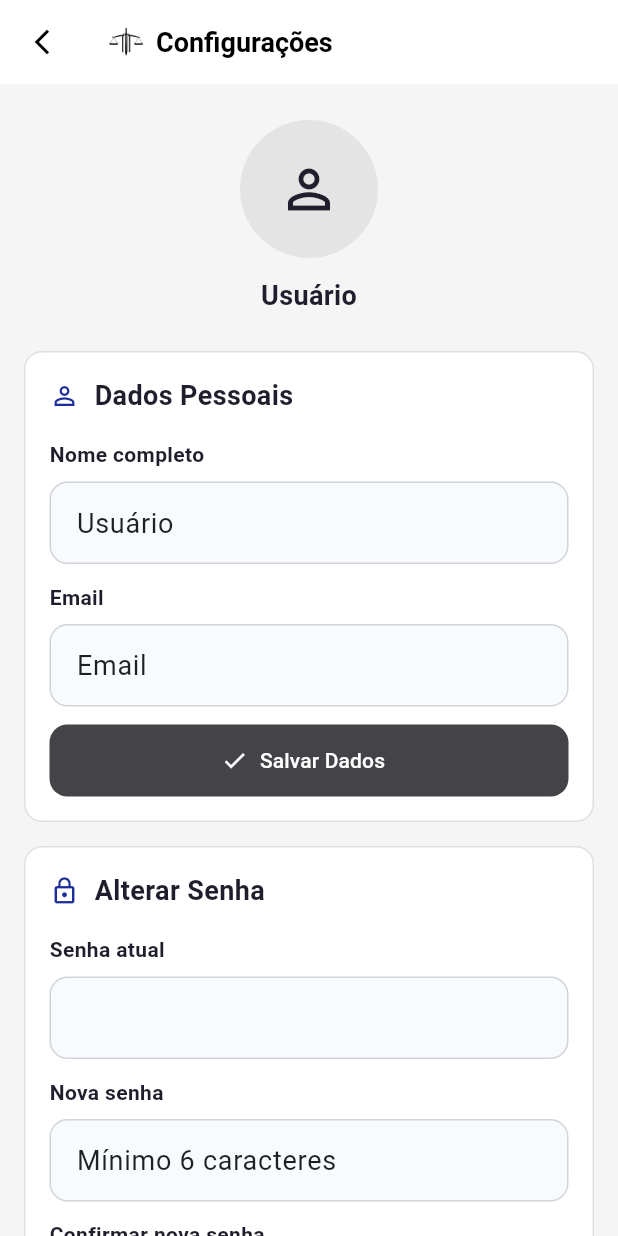
After one commit to Equipe-Skyfall/themis-app, a Flutter app: the screen it shows after launch, after a tap on "Cadastrar", after a tap on "Criar conta", after a tap on the "settings" icon, on a phone screen of 412 x 824 dp. The commit adds this screen. Run offline on Flutter 3.47's test engine with Material 3 defaults, Android fonts, the phone set to English and light mode, and no system bars.

Commit message:
Feat: Criacao da tela de configuracao do usuario, atualmente dados estaticos

```diff
--- a/themis_app/lib/components/themis/dashboard_screen.dart
+++ b/themis_app/lib/components/themis/dashboard_screen.dart
@@ -7,12 +7,14 @@ class DashboardScreen extends StatelessWidget {
   final VoidCallback onNewAnalysis;
   final String? userName;
   final VoidCallback? onLogout;
+  final VoidCallback? onOpenSettings;
 
   const DashboardScreen({
     Key? key,
     required this.onNewAnalysis,
     this.userName,
     this.onLogout,
+    this.onOpenSettings,
   }) : super(key: key);
 
   @override
@@ -21,7 +23,7 @@ class DashboardScreen extends StatelessWidget {
 
     return Scaffold(
       backgroundColor: Colors.grey[50],
-      appBar: CustomAppBar(),
+      appBar: CustomAppBar(onSettings: onOpenSettings),
       body: SingleChildScrollView(
         padding: const EdgeInsets.all(16),
         child: Column(
--- /dev/null
+++ b/themis_app/lib/components/themis/settings_screen.dart
@@ -0,0 +1,304 @@
+import 'package:flutter/material.dart';
+import '../ui/app_bar.dart';
+
+class SettingsScreen extends StatelessWidget {
+  final VoidCallback onBack;
+
+  const SettingsScreen({Key? key, required this.onBack}) : super(key: key);
+
+  @override
+  Widget build(BuildContext context) {
+    return Scaffold(
+      backgroundColor: Colors.grey[100],
+      appBar: CustomAppBar(
+        title: 'Configurações',
+        onBack: onBack,
+        showSettings: false,
+      ),
+      body: SingleChildScrollView(
+        padding: const EdgeInsets.all(16),
+        child: Column(
+          children: [
+            const SizedBox(height: 8),
+            Center(
+              child: Column(
+                children: [
+                  Container(
+                    width: 92,
+                    height: 92,
+                    decoration: BoxDecoration(
+                      color: const Color(0xFF1E1E2C).withOpacity(0.08),
+                      shape: BoxShape.circle,
+                    ),
+                    child: const Icon(
+                      Icons.person_outline,
+                      color: Color(0xFF1E1E2C),
+                      size: 42,
+                    ),
+                  ),
+                  const SizedBox(height: 12),
+                  const Text(
+                    'Usuário',
+                    style: TextStyle(
+                      fontSize: 18,
+                      fontWeight: FontWeight.w700,
+                      color: Color(0xFF1E1E2C),
+                    ),
+                  ),
+                ],
+              ),
+            ),
+            const SizedBox(height: 24),
+            _SectionCard(
+              icon: Icons.person_outline,
+              title: 'Dados Pessoais',
+              child: Column(
+                crossAxisAlignment: CrossAxisAlignment.start,
+                children: [
+                  const Text(
+                    'Nome completo',
+                    style: TextStyle(
+                      fontWeight: FontWeight.w600,
+                      fontSize: 14,
+                      color: Color(0xFF1E1E2C),
+                    ),
+                  ),
+                  const SizedBox(height: 8),
+                  const _EditableField(hintText: 'Usuário'),
+                  const SizedBox(height: 12),
+
+                  const Text('Email', style: TextStyle(fontWeight: FontWeight.w600, fontSize: 14, color: Color(0xFF1E1E2C))),
+                  const SizedBox(height: 8),
+                  const _EditableField(hintText: 'Email'),
+                  const SizedBox(height: 12),
+                  SizedBox(
+                    width: double.infinity,
+                    child: ElevatedButton.icon(
+                      onPressed: () {},
+                      icon: const Icon(Icons.check, size: 18),
+                      label: const Text('Salvar Dados'),
+                      style: ElevatedButton.styleFrom(
+                        elevation: 0,
+                        backgroundColor: const Color.fromARGB(255, 20, 20, 26).withOpacity(0.8),
+                        foregroundColor: Colors.white,
+                        minimumSize: const Size(double.infinity, 48),
+                        shape: RoundedRectangleBorder(
+                          borderRadius: BorderRadius.circular(12),
+                        ),
+                      ),
+                    ),
+                  ),
+                ],
+              ),
+            ),
+            const SizedBox(height: 16),
+            _SectionCard(
+              icon: Icons.lock_outline,
+              title: 'Alterar Senha',
+              child: Column(
+                crossAxisAlignment: CrossAxisAlignment.start,
+                children: [
+                  const Text(
+                    'Senha atual',
+                    style: TextStyle(
+                      fontWeight: FontWeight.w600,
+                      fontSize: 14,
+                      color: Color(0xFF1E1E2C),
+                    ),
+                  ),
+                  const SizedBox(height: 8),
+                  const _EditableField(hintText: '', obscureText: true),
+                  const SizedBox(height: 12),
+                  const Text(
+                    'Nova senha',
+                    style: TextStyle(
+                      fontWeight: FontWeight.w600,
+                      fontSize: 14,
+                      color: Color(0xFF1E1E2C),
+                    ),
+                  ),
+                  const SizedBox(height: 8),
+                  const _EditableField(
+                    hintText: 'Mínimo 6 caracteres',
+                    obscureText: true,
+                  ),
+                  const SizedBox(height: 12),
+                  const Text(
+                    'Confirmar nova senha',
+                    style: TextStyle(
+                      fontWeight: FontWeight.w600,
+                      fontSize: 14,
+                      color: Color(0xFF1E1E2C),
+                    ),
+                  ),
+                  const SizedBox(height: 8),
+                  const _EditableField(hintText: '•••••••', obscureText: true),
+                  const SizedBox(height: 12),
+                  SizedBox(
+                    width: double.infinity,
+                    child: ElevatedButton.icon(
+                      onPressed: () {},
+                      icon: const Icon(Icons.check, size: 18),
+                      label: const Text('Atualizar Senha'),
+                      style: ElevatedButton.styleFrom(
+                        elevation: 0,
+                        backgroundColor: const Color.fromARGB(255, 26, 26, 32).withOpacity(0.8),
+                        foregroundColor: Colors.white,
+                        minimumSize: const Size(double.infinity, 48),
+                        shape: RoundedRectangleBorder(
+                          borderRadius: BorderRadius.circular(12),
+                        ),
+                      ),
+                    ),
+                  ),
+                ],
+              ),
+            ),
+            const SizedBox(height: 16),
+            Container(
+              width: double.infinity,
+              padding: const EdgeInsets.all(16),
+              decoration: BoxDecoration(
+                color: Colors.white,
+                borderRadius: BorderRadius.circular(12),
+                border: Border.all(color: const Color(0xFFF2B8B5)),
+              ),
+              child: Column(
+                crossAxisAlignment: CrossAxisAlignment.start,
+                children: [
+                  const Row(
+                    children: [
+                      Icon(Icons.delete_outline, color: Color(0xFFD94841), size: 20),
+                      SizedBox(width: 8),
+                      Text(
+                        'Zona de Perigo',
+                        style: TextStyle(
+                          fontSize: 20,
+                          fontWeight: FontWeight.w700,
+                          color: Color(0xFFD94841),
+                        ),
+                      ),
+                    ],
+                  ),
+                  const SizedBox(height: 16),
+                  const Text(
+                    'Ao excluir sua conta, todos os seus dados serão permanentemente removidos. Esta ação não pode ser desfeita.',
+                    style: TextStyle(
+                      color: Color(0xFF64748B),
+                      fontSize: 18,
+                      height: 1.35,
+                    ),
+                  ),
+                  const SizedBox(height: 16),
+                  SizedBox(
+                    width: double.infinity,
+                    child: OutlinedButton(
+                      onPressed: () {},
+                      style: OutlinedButton.styleFrom(
+                        minimumSize: const Size(double.infinity, 56),
+                        side: const BorderSide(color: Color(0xFFF2B8B5)),
+                        shape: RoundedRectangleBorder(
+                          borderRadius: BorderRadius.circular(12),
+                        ),
+                      ),
+                      child: const Text(
+                        'Excluir Minha Conta',
+                        style: TextStyle(
+                          color: Color(0xFFD94841),
+                          fontSize: 18,
+                          fontWeight: FontWeight.w700,
+                        ),
+                      ),
+                    ),
+                  ),
+                ],
+              ),
+            ),
+          ],
+        ),
+      ),
+    );
+  }
+}
+
+class _SectionCard extends StatelessWidget {
+  final IconData icon;
+  final String title;
+  final Widget child;
+
+  const _SectionCard({
+    required this.icon,
+    required this.title,
+    required this.child,
+  });
+
+  @override
+  Widget build(BuildContext context) {
+    return Container(
+      width: double.infinity,
+      padding: const EdgeInsets.all(16),
+      decoration: BoxDecoration(
+        color: Colors.white,
+        borderRadius: BorderRadius.circular(12),
+        border: Border.all(color: Colors.grey[300]!),
+      ),
+      child: Column(
+        crossAxisAlignment: CrossAxisAlignment.start,
+        children: [
+          Row(
+            children: [
+              Icon(icon, color: const Color(0xFF1E2D9C), size: 20),
+              const SizedBox(width: 10),
+              Text(
+                title,
+                style: const TextStyle(
+                  fontWeight: FontWeight.w700,
+                  fontSize: 18,
+                  color: Color(0xFF1E1E2C),
+                ),
+              ),
+            ],
+          ),
+          const SizedBox(height: 16),
+          child,
+        ],
+      ),
+    );
+  }
+}
+
+class _EditableField extends StatelessWidget {
+  final String hintText;
+  final bool obscureText;
+
+  const _EditableField({required this.hintText, this.obscureText = false});
+
+  @override
+  Widget build(BuildContext context) {
+    return TextField(
+      obscureText: obscureText,
+      decoration: InputDecoration(
+        hintText: hintText,
+        hintStyle: const TextStyle(
+          fontSize: 18,
+          color: Color.fromARGB(255, 30, 33, 36),
+        ),
+        filled: true,
+        fillColor: const Color(0xFFF8FAFC),
+        contentPadding: const EdgeInsets.symmetric(horizontal: 14, vertical: 14),
+        border: OutlineInputBorder(
+          borderRadius: BorderRadius.circular(12),
+          borderSide: const BorderSide(color: Color(0xFFD1D5DB)),
+        ),
+        enabledBorder: OutlineInputBorder(
+          borderRadius: BorderRadius.circular(12),
+          borderSide: const BorderSide(color: Color(0xFFD1D5DB)),
+        ),
+        focusedBorder: OutlineInputBorder(
+          borderRadius: BorderRadius.circular(12),
+          borderSide: const BorderSide(color: Color(0xFF1E2D9C), width: 1.4),
+        ),
+      ),
+    );
+  }
+}
--- a/themis_app/lib/components/ui/app_bar.dart
+++ b/themis_app/lib/components/ui/app_bar.dart
@@ -4,8 +4,16 @@ import 'package:flutter/material.dart';
 class CustomAppBar extends StatelessWidget implements PreferredSizeWidget {
   final String title;
   final VoidCallback? onBack;
+  final bool showSettings;
+  final VoidCallback? onSettings;
 
-  const CustomAppBar({Key? key, this.title = "Themis", this.onBack})
+  const CustomAppBar({
+    Key? key,
+    this.title = "Themis",
+    this.onBack,
+    this.showSettings = true,
+    this.onSettings,
+  })
     : super(key: key);
 
   @override
@@ -36,6 +44,16 @@ class CustomAppBar extends StatelessWidget implements PreferredSizeWidget {
           ),
         ],
       ),
+      actions: showSettings
+          ? [
+              IconButton(
+                onPressed: onSettings,
+                icon: const Icon(Icons.settings_sharp, size: 20),
+                tooltip: 'Configurações',
+              ),
+              const SizedBox(width: 4),
+            ]
+          : null,
       centerTitle: false,
     );
   }
--- a/themis_app/lib/main.dart
+++ b/themis_app/lib/main.dart
@@ -1,6 +1,7 @@
 import 'package:flutter/material.dart';
 import 'components/themis/auth_screen.dart';
 import 'components/themis/dashboard_screen.dart';
+import 'components/themis/settings_screen.dart';
 
 void main() {
   runApp(const MyApp());
@@ -34,6 +35,7 @@ class AppController extends StatefulWidget {
 class _AppControllerState extends State<AppController> {
   bool isLoggedIn = false;
   Map<String, String>? currentUser;
+  bool isInSettings = false;
 
   void handleLogin(Map<String, String> user) {
     setState(() {
@@ -46,6 +48,19 @@ class _AppControllerState extends State<AppController> {
     setState(() {
       currentUser = null;
       isLoggedIn = false;
+      isInSettings = false;
+    });
+  }
+
+  void handleOpenSettings() {
+    setState(() {
+      isInSettings = true;
+    });
+  }
+
+  void handleCloseSettings() {
+    setState(() {
+      isInSettings = false;
     });
   }
 
@@ -55,9 +70,14 @@ class _AppControllerState extends State<AppController> {
       return AuthScreen(onLogin: handleLogin);
     }
 
+    if (isInSettings) {
+      return SettingsScreen(onBack: handleCloseSettings);
+    }
+
     return DashboardScreen(
       userName: currentUser?['name'],
       onLogout: handleLogout,
+      onOpenSettings: handleOpenSettings,
       onNewAnalysis: () {
         ScaffoldMessenger.of(
           context,
--- a/themis_app/pubspec.yaml
+++ b/themis_app/pubspec.yaml
@@ -19,7 +19,7 @@ publish_to: 'none' # Remove this line if you wish to publish to pub.dev
 version: 1.0.0+1
 
 environment:
-  sdk: ^3.11.1
+  sdk: ^3.11.0
 
 # Dependencies specify other packages that your package needs in order to work.
 # To automatically upgrade your package dependencies to the latest versions
```
Also changed, not shown: themis_app/pubspec.lock.
